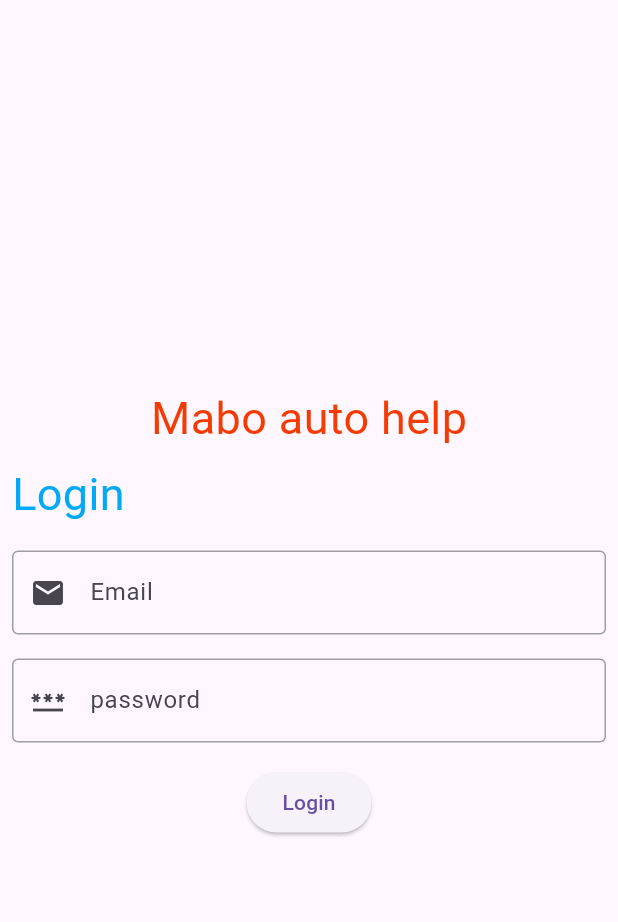
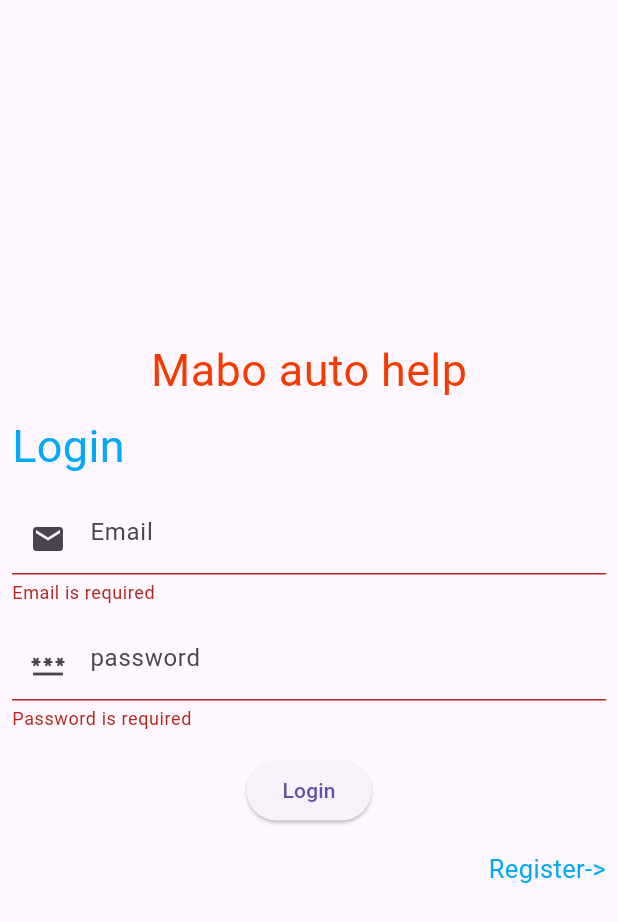
Before and after one commit to MaboAutoHelp/Flutter-Application-Mabo-auto-help, a Flutter app: the screen it shows after launch, after a tap on "Login", on a phone screen of 412 x 824 dp. Shown: the top 922 px of the screen. Run offline on Flutter 3.47's test engine with Material 3 defaults, Android fonts, the phone set to English and light mode, and no system bars.

Commit message:
chore: Add http package dependency and implement login authentication functionality

```diff
--- /dev/null
+++ b/lib/controller/Authcontroller.dart
@@ -0,0 +1,16 @@
+import 'dart:convert';
+
+import 'package:http/http.dart' as http;
+
+class Authcontroller {
+  Future LoginAuth(email, pwd) async {
+    var url = "http://192.168.1.21:8000/users/login";
+    var response = await http.post(Uri.parse(url),
+        body: jsonEncode(<String, String>{'email': email, 'pwd': pwd}),
+        headers: {"Content-Type": "application/json"});
+    if (response.statusCode == 200) {
+      var data = jsonDecode(response.body);
+      return data;
+    }
+  }
+}
--- a/lib/view/auth/Login.dart
+++ b/lib/view/auth/Login.dart
@@ -1,4 +1,7 @@
 import 'package:flutter/material.dart';
+import 'package:mabo_auto_help/controller/Authcontroller.dart';
+import 'package:mabo_auto_help/view/auth/Signup.dart';
+import 'package:mabo_auto_help/view/Home.dart';
 
 class Login extends StatefulWidget {
   const Login({Key? key});
@@ -11,16 +14,39 @@ class _LoginState extends State<Login> {
   TextEditingController email = TextEditingController();
   TextEditingController pwd = TextEditingController();
 
+  GlobalKey<FormState> fromstate = GlobalKey<FormState>();
+
+  Authcontroller authcontroller = Authcontroller();
+
+  Login() async {
+    var formData = fromstate.currentState;
+
+    if (formData!.validate()) {
+      var data = await authcontroller.LoginAuth(email.text, pwd.text);
+      if (data["message"] == "User doesn't exists!" &&
+          data["message"] == "email or password is not correct") {
+        print("User doesn't exists! or  email or password is not correct");
+      } else {
+        Navigator.push(context, MaterialPageRoute(builder: (context)=>Home()));
+      }
+    } else {
+      print('Form is invalid');
+    }
+  }
+
   @override
   Widget build(BuildContext context) {
     return Scaffold(
-        body: Column(
+        body: Center(
+      child: SingleChildScrollView(
+        child: Form(
+          key: fromstate,
+          child: Column(
             mainAxisAlignment: MainAxisAlignment.center,
             children: [
               Text('Mabo auto help',
-            style: TextStyle(fontSize: 30, color: Color.fromARGB(255, 244, 59, 3))),
-
-
+                  style: TextStyle(
+                      fontSize: 30, color: Color.fromARGB(255, 244, 59, 3))),
 
               Padding(
                 padding: const EdgeInsets.all(8.0),
@@ -39,6 +65,12 @@ class _LoginState extends State<Login> {
                 padding: const EdgeInsets.all(8.0),
                 child: TextFormField(
                   controller: email,
+                  validator: (val) {
+                    if (val!.isEmpty) {
+                      return 'Email is required';
+                    }
+                    return null;
+                  },
                   decoration: InputDecoration(
                     hintText: "Email",
                     prefixIcon: Icon(Icons.email),
@@ -57,6 +89,12 @@ class _LoginState extends State<Login> {
                 padding: const EdgeInsets.all(8.0),
                 child: TextFormField(
                   controller: pwd,
+                  validator: (val) {
+                    if (val!.isEmpty) {
+                      return 'Password is required';
+                    }
+                    return null;
+                  },
                   decoration: InputDecoration(
                     hintText: "password",
                     prefixIcon: Icon(Icons.password),
@@ -75,14 +113,36 @@ class _LoginState extends State<Login> {
                 padding: const EdgeInsets.all(8.0),
                 child: ElevatedButton(
                   onPressed: () {
-              print(email.text);
-              print(pwd.text);
+                    Login();
                   },
                   child: Text('Login'),
-
+                ),
+              ),
+              Padding(
+                padding: const EdgeInsets.all(8.0),
+                child: Row(
+                  mainAxisAlignment: MainAxisAlignment.end,
+                  children: [
+                    InkWell(
+                      onTap: () {
+                        Navigator.push(context,
+                            MaterialPageRoute(builder: (context) => Signup()));
+                      },
+                      child: Text(
+                        'Register->',
+                        style: TextStyle(
+                          color: Colors.lightBlue,
+                          fontSize: 17,
+                        ),
+                      ),
+                    ),
+                  ],
                 ),
               )
             ],
+          ),
+        ),
+      ),
     ));
   }
 }
--- a/pubspec.yaml
+++ b/pubspec.yaml
@@ -35,6 +35,7 @@ dependencies:
   # The following adds the Cupertino Icons font to your application.
   # Use with the CupertinoIcons class for iOS style icons.
   cupertino_icons: ^1.0.6
+  http: ^1.2.2
 
 dev_dependencies:
   flutter_test:
```
Also changed, not shown: lib/view/Home.dart (added, +19 -0 lines), lib/view/auth/Signup.dart (added, +166 -0 lines), pubspec.lock. Lines whose indentation alone changed are shown as unchanged.
